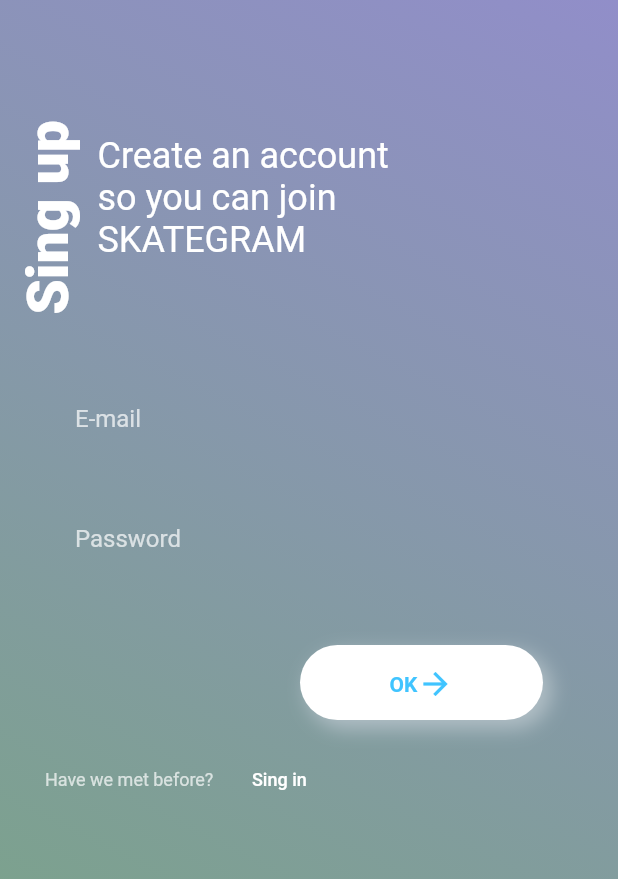
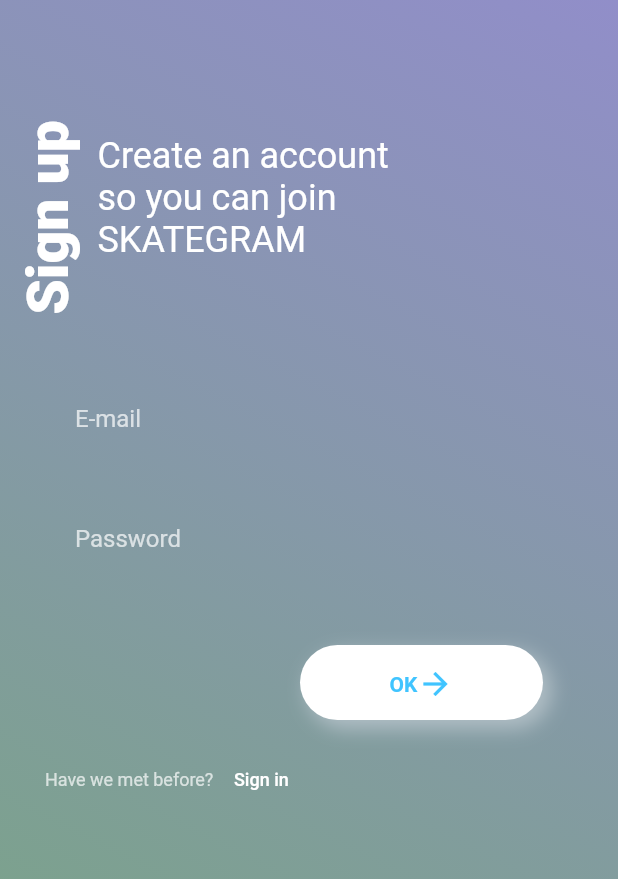
Before and after one commit to soniadragulescu/Thesis-FlutterApp-SkateTricksClassification, a Flutter app: the NewUser screen opened directly, on a phone screen of 412 x 824 dp. Shown: the top 879 px of the screen. Run offline on Flutter 3.47's test engine with Material 2 defaults, Android fonts, the phone set to English and light mode, and no system bars; our stand-ins replace cloud_firestore, firebase_auth, firebase_core, firebase_messaging, firebase_storage, image_picker and 1 more; accounts and stored records are empty.

Commit message:
fixed typos

```diff
--- a/lib/widget/first.dart
+++ b/lib/widget/first.dart
@@ -19,7 +19,7 @@ class _FirstTimeState extends State<FirstTime> {
         child: Row(
           children: <Widget>[
             Text(
-              'Your first time?',
+              'You don\'t have an account?',
               style: TextStyle(
                 fontSize: 12,
                 color: bone,
--- a/lib/widget/singup.dart
+++ b/lib/widget/singup.dart
@@ -13,7 +13,7 @@ class _SingUpState extends State<SingUp> {
       child: RotatedBox(
           quarterTurns: -1,
           child: Text(
-            'Sing up',
+            'Sign up',
             style: TextStyle(
               color: Colors.white,
               fontSize: 38,
--- a/lib/widget/userOld.dart
+++ b/lib/widget/userOld.dart
@@ -19,14 +19,16 @@ class UserOld extends StatelessWidget {
                 color: Colors.white70,
               ),
             ),
-            FlatButton(
-              padding: EdgeInsets.all(0),
+            TextButton(
+              style: ButtonStyle(
+                  padding:
+                      MaterialStateProperty.all<EdgeInsets>(EdgeInsets.all(0))),
               onPressed: () {
                 Navigator.push(context,
                     MaterialPageRoute(builder: (context) => SignInPage()));
               },
               child: Text(
-                'Sing in',
+                'Sign in',
                 style: TextStyle(
                   fontSize: 12,
                   color: Colors.white,
--- a/lib/widget/verticalText.dart
+++ b/lib/widget/verticalText.dart
@@ -13,7 +13,7 @@ class _VerticalTextState extends State<VerticalText> {
       child: RotatedBox(
           quarterTurns: -1,
           child: Text(
-            'Sing in',
+            'Sign in',
             style: TextStyle(
               color: Colors.white,
               fontSize: 38,
```
